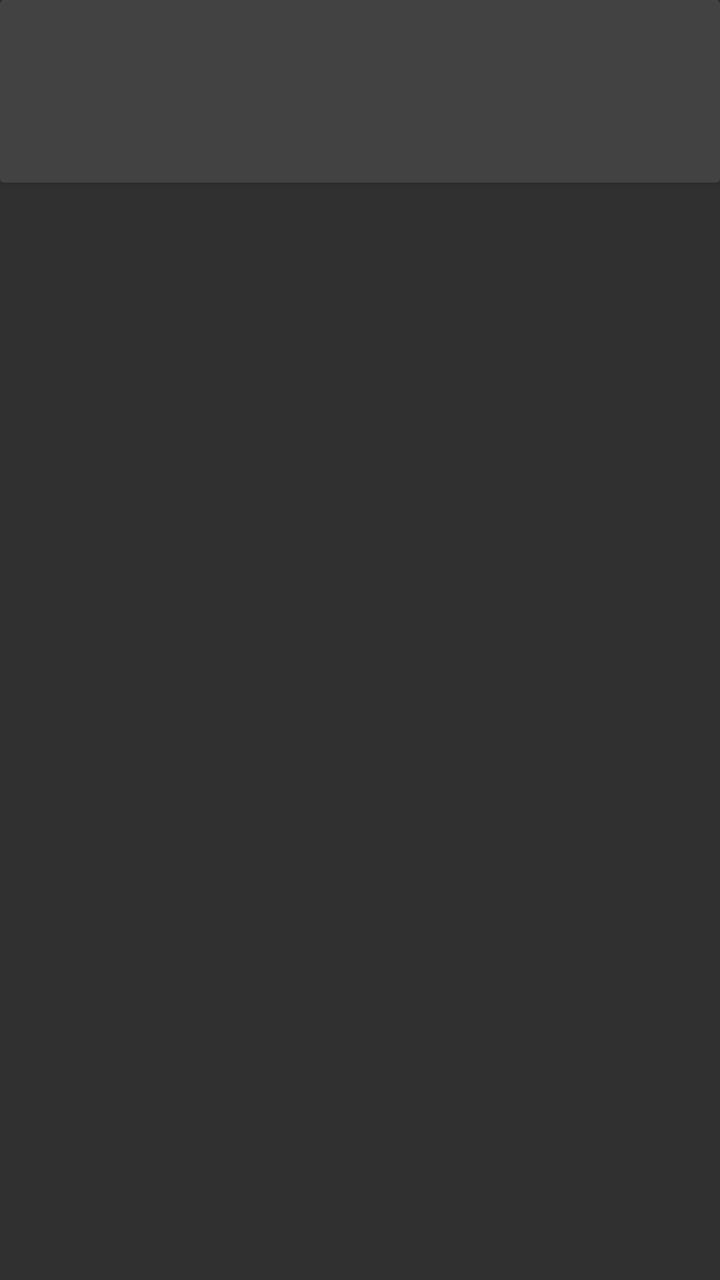
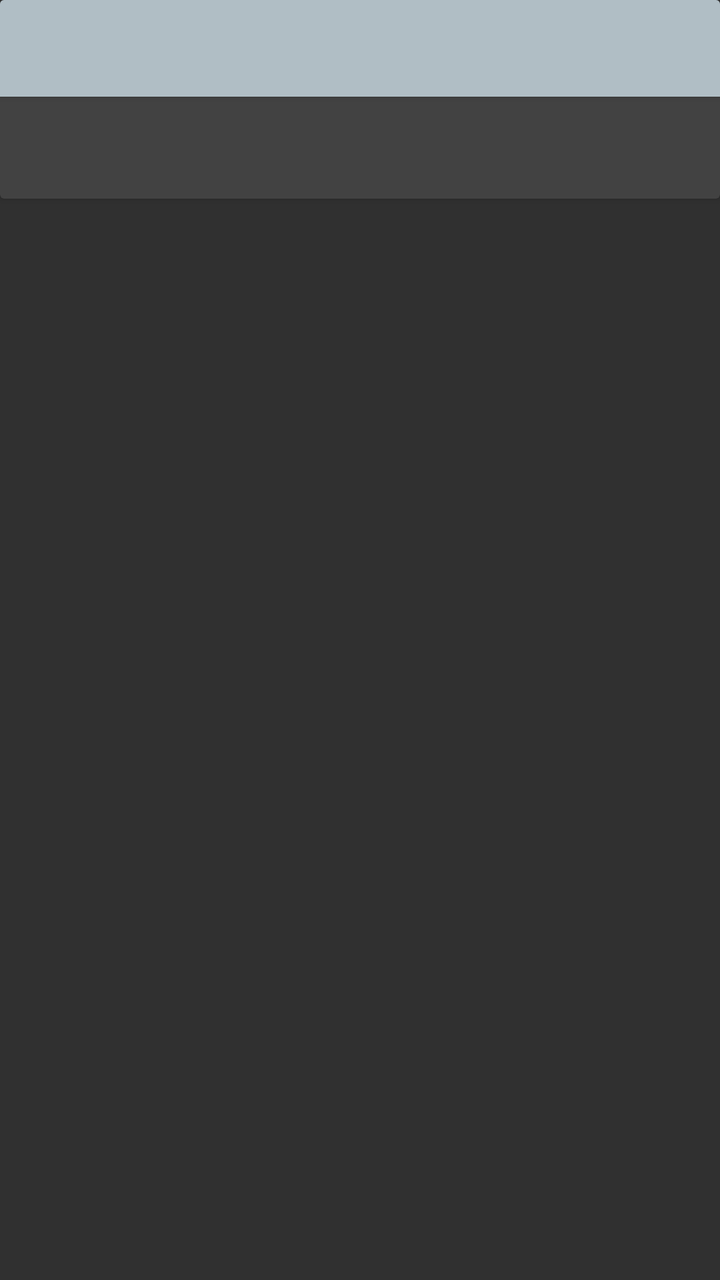

An Android layout rendered at two revisions. The XML below is the earlier revision; the diff shows what the commit changed to produce the second picture.
<!-- AndroidManifest.xml: application theme AppTheme -->
<!-- res/layout/cardview_info.xml -->
<LinearLayout xmlns:android="http://schemas.android.com/apk/res/android"
    android:layout_width="match_parent" android:layout_height="match_parent"
    android:paddingBottom="16dp">
    <android.support.v7.widget.CardView
        android:layout_width="match_parent"
        android:layout_height="wrap_content"
        android:id="@+id/cardview_info">
        <RelativeLayout
            android:layout_width="match_parent"
            android:layout_height="wrap_content"
            android:padding="16dp"
            >
            <TextView
                android:layout_width="wrap_content"
                android:layout_height="wrap_content"
                android:id="@+id/cardview_info_title"
                android:layout_alignParentTop="true"
                android:textSize="30sp"
                android:textColor="@color/primary_material_dark" />
            <TextView
                android:layout_width="wrap_content"
                android:layout_height="wrap_content"
                android:id="@+id/cardview_info_data"
                android:layout_below="@+id/cardview_info_title"
                android:text=""
                android:textColor="@color/primary_material_dark" />
        </RelativeLayout>
    </android.support.v7.widget.CardView>
</LinearLayout>
<!-- resources referenced by this layout -->
<resources>
  <style name="AppTheme" parent="Theme.AppCompat.NoActionBar">
          
          <item name="windowActionBar">false</item>
          <item name="windowNoTitle">true</item>
      </style>
</resources>

<!-- the commit's change to res/layout/cardview_info.xml (unified diff, before → after) -->
@@ -1,29 +1,45 @@
 <LinearLayout xmlns:android="http://schemas.android.com/apk/res/android"
     android:layout_width="match_parent" android:layout_height="match_parent"
-    android:paddingBottom="16dp">
+    android:paddingBottom="8dp">
     <android.support.v7.widget.CardView
         android:layout_width="match_parent"
         android:layout_height="wrap_content"
         android:id="@+id/cardview_info">
-        <RelativeLayout
+        <LinearLayout
             android:layout_width="match_parent"
             android:layout_height="wrap_content"
-            android:padding="16dp"
+            android:orientation="vertical"
             >
-            <TextView
-                android:layout_width="wrap_content"
+            <LinearLayout
+                android:layout_width="match_parent"
                 android:layout_height="wrap_content"
-                android:id="@+id/cardview_info_title"
-                android:layout_alignParentTop="true"
-                android:textSize="30sp"
-                android:textColor="@color/primary_material_dark" />
-            <TextView
-                android:layout_width="wrap_content"
+                android:padding="8dp"
+                android:orientation="vertical"
+                android:background="@color/cardview_title_bg"
+                android:elevation="@dimen/cardview_title_elevation"
+                >
+                <TextView
+                    android:layout_width="wrap_content"
+                    android:layout_height="wrap_content"
+                    android:id="@+id/cardview_info_title"
+                    android:textSize="24sp"
+                    android:textColor="@color/primary_dark_material_dark"
+                    />
+            </LinearLayout>
+            <LinearLayout
+                android:layout_width="match_parent"
                 android:layout_height="wrap_content"
-                android:id="@+id/cardview_info_data"
-                android:layout_below="@+id/cardview_info_title"
-                android:text=""
-                android:textColor="@color/primary_material_dark" />
-        </RelativeLayout>
+                android:padding="16dp"
+                android:orientation="vertical"
+                >
+                <TextView
+                    android:layout_width="wrap_content"
+                    android:layout_height="wrap_content"
+                    android:id="@+id/cardview_info_data"
+                    android:text=""
+                    android:textColor="@color/primary_dark_material_dark"
+                    />
+            </LinearLayout>
+        </LinearLayout>
     </android.support.v7.widget.CardView>
 </LinearLayout>
<!-- resource entries referenced after the edit -->
@@ -1,5 +1,7 @@
 <!-- resources referenced by this layout -->
 <resources>
+  <item name="cardview_title_bg" type="color">#b0bec5</item>
+  <dimen name="cardview_title_elevation">2dp</dimen>
   <style name="AppTheme" parent="Theme.AppCompat.NoActionBar">
           
           <item name="windowActionBar">false</item>
